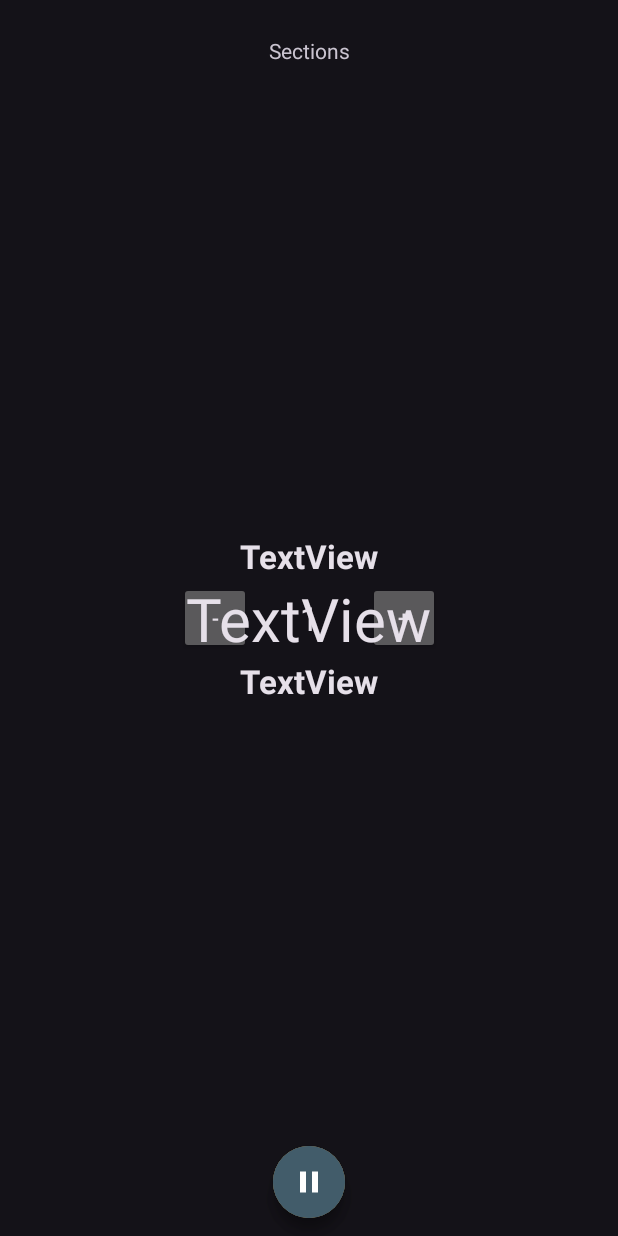
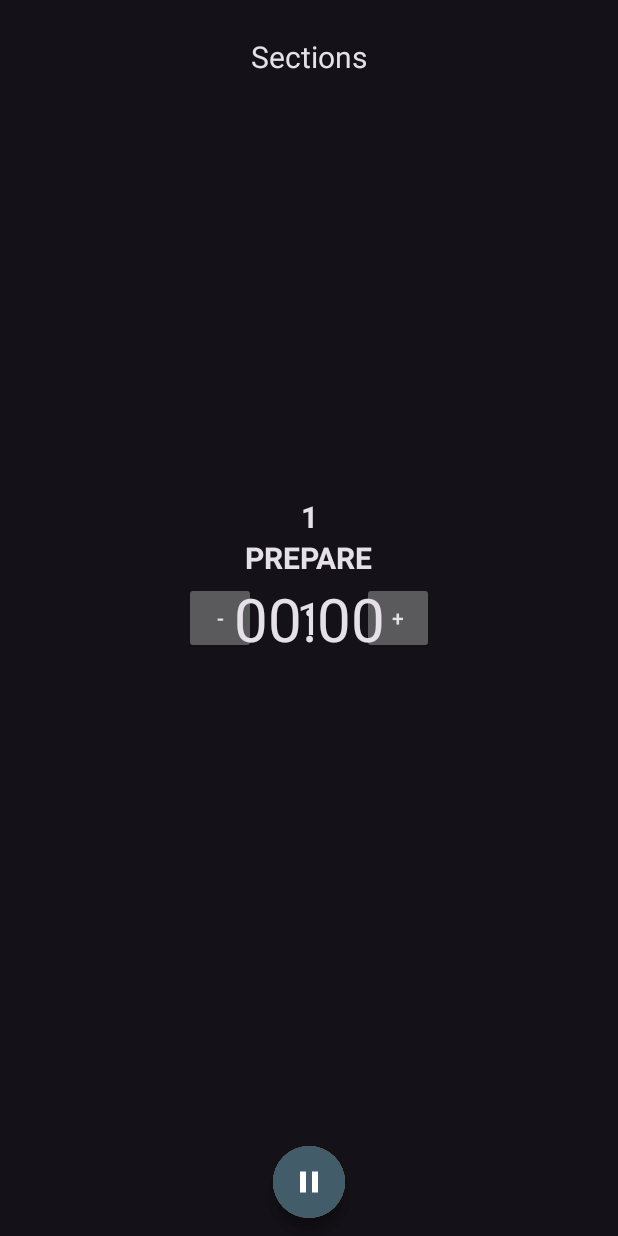
Before and after one commit to lucianosantosdev/IntervalTimer, an Android app: the fragment TimerRunningFragment placed in its activity, on a phone screen of 412 x 824 dp. Run offline under Robolectric (Android 15) with nearby library versions, the phone set to English and light mode, and no system bars; plain views replace BoxInsetLayout; 8 statements that could not run were skipped.

Commit message:
Adjusts in layout

```diff
--- a/wear/src/main/res/layout/fragment_setup_sections.xml
+++ b/wear/src/main/res/layout/fragment_setup_sections.xml
@@ -8,10 +8,7 @@
 
     <TextView
         android:id="@+id/sectionsLabelTextView"
-        android:layout_width="wrap_content"
-        android:layout_height="wrap_content"
-        android:layout_gravity="center"
-        android:layout_marginTop="24dp"
+        style="@style/setupTextViewTitle"
         android:text="@string/label_sections"
         app:layout_constraintEnd_toEndOf="parent"
         app:layout_constraintStart_toStartOf="parent"
@@ -34,13 +31,12 @@
             android:layout_gravity="center"
             android:text="-"/>
 
-
         <TextView
             android:id="@+id/editTextNumber"
             android:layout_width="wrap_content"
             android:layout_height="match_parent"
-            android:layout_weight="1"
-            android:ems="3"
+            android:textSize="30sp"
+            android:ems="2"
             android:gravity="center"
             android:textAppearance="@style/TextAppearance.AppCompat.Large" />
 
--- a/wear/src/main/res/layout/fragment_timer_running.xml
+++ b/wear/src/main/res/layout/fragment_timer_running.xml
@@ -10,34 +10,38 @@
         android:id="@+id/remainingSectionsTextView"
         android:layout_width="wrap_content"
         android:layout_height="wrap_content"
-        android:text="TextView"
+        android:text="1"
+        android:textSize="20sp"
         android:textStyle="bold"
         android:textAppearance="@style/TextAppearance.AppCompat.Large"
-        app:layout_constraintBottom_toTopOf="@+id/timerTextView"
+        app:layout_constraintBottom_toTopOf="@+id/stateTextView"
         app:layout_constraintEnd_toEndOf="parent"
         app:layout_constraintStart_toStartOf="parent" />
+
+
+    <TextView
+        android:id="@+id/stateTextView"
+        android:layout_width="wrap_content"
+        android:layout_height="wrap_content"
+        android:text="@string/state_prepare_text"
+        android:textSize="20sp"
+        android:textStyle="bold"
+        android:textAppearance="@style/TextAppearance.AppCompat.Large"
+        app:layout_constraintEnd_toEndOf="parent"
+        app:layout_constraintStart_toStartOf="parent"
+        app:layout_constraintBottom_toTopOf="@+id/timerTextView" />
 
     <TextView
         android:id="@+id/timerTextView"
         android:layout_width="wrap_content"
         android:layout_height="wrap_content"
-        android:text="TextView"
+        android:text="00:00"
         android:textAppearance="@style/TimerTextAppearance"
         app:layout_constraintBottom_toBottomOf="parent"
         app:layout_constraintEnd_toEndOf="parent"
         app:layout_constraintStart_toStartOf="parent"
         app:layout_constraintTop_toTopOf="parent" />
 
-    <TextView
-        android:id="@+id/stateTextView"
-        android:layout_width="wrap_content"
-        android:layout_height="wrap_content"
-        android:text="TextView"
-        android:textStyle="bold"
-        android:textAppearance="@style/TextAppearance.AppCompat.Large"
-        app:layout_constraintEnd_toEndOf="parent"
-        app:layout_constraintStart_toStartOf="parent"
-        app:layout_constraintTop_toBottomOf="@+id/timerTextView" />
 
     <com.google.android.material.button.MaterialButton
         android:id="@+id/pauseButton"
--- a/wear/src/main/res/values/styles.xml
+++ b/wear/src/main/res/values/styles.xml
@@ -55,4 +55,12 @@
         <item name="android:backgroundTint">@color/primary_700</item>
         <item name="iconTint">@android:color/white</item>
     </style>
+
+    <style name="setupTextViewTitle" parent="Theme.Material3.Dark">
+        <item name="android:layout_width">wrap_content</item>
+        <item name="android:layout_height">wrap_content</item>
+        <item name="android:layout_gravity">center</item>
+        <item name="android:layout_marginTop">24dp</item>
+        <item name="android:textSize">20sp</item>
+    </style>
 </resources>
```
Also changed, not shown: wear/src/main/res/layout/fragment_setup_time_rest.xml (+1 -6 lines), wear/src/main/res/layout/fragment_setup_time_train.xml (+1 -6 lines).
